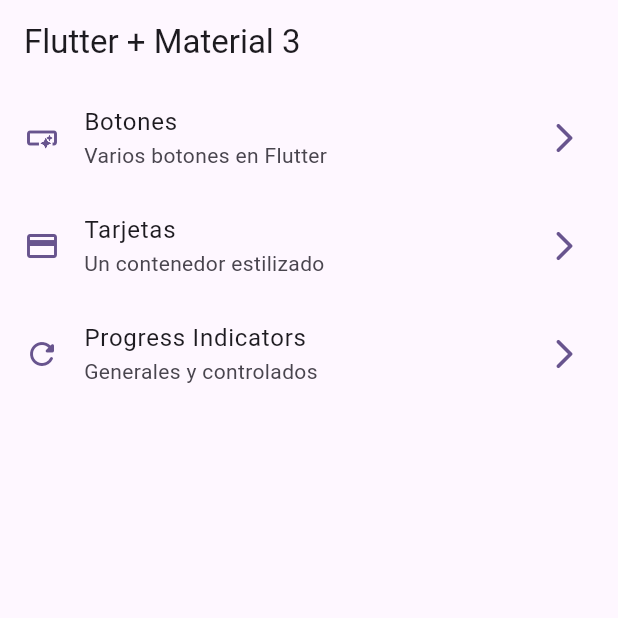
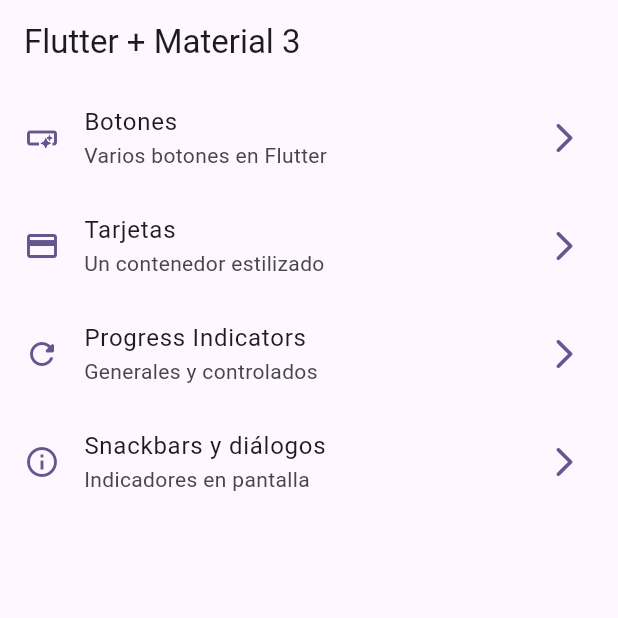
Before and after one commit to Mikaruz/flutter-course, a Flutter app: the screen it shows after launch, on a phone screen of 412 x 824 dp, the top half of it. Run offline on Flutter 3.47's test engine with Material 2 defaults, Android fonts, the phone set to English and light mode, and no system bars; our stand-ins replace go_router.

Commit message:
Snackbars creados

```diff
--- a/lib/config/menu/menu_items.dart
+++ b/lib/config/menu/menu_items.dart
@@ -29,4 +29,9 @@ const appMenuItems = <MenuItem>[
       subTitle: 'Generales y controlados',
       link: '/progress',
       icon: Icons.refresh_rounded),
+  MenuItem(
+      title: 'Snackbars y diálogos',
+      subTitle: 'Indicadores en pantalla',
+      link: '/snackbars',
+      icon: Icons.info_outline),
 ];
--- a/lib/config/router/app_router.dart
+++ b/lib/config/router/app_router.dart
@@ -6,5 +6,7 @@ final appRouter = GoRouter(routes: [
   GoRoute(path: '/buttons', builder: (context, state) => const ButtonsScreen()),
   GoRoute(path: '/cards', builder: (context, state) => const CardsScreen()),
   GoRoute(
-      path: '/progress', builder: (context, state) => const ProgressScreen())
+      path: '/progress', builder: (context, state) => const ProgressScreen()),
+  GoRoute(
+      path: '/snackbars', builder: (context, state) => const SnackbarScreen()),
 ]);
--- a/lib/main.dart
+++ b/lib/main.dart
@@ -12,6 +12,7 @@ class MainApp extends StatelessWidget {
   @override
   Widget build(BuildContext context) {
     return MaterialApp.router(
+      title: 'Flutter Widgets',
       routerConfig: appRouter,
       debugShowCheckedModeBanner: false,
       theme: AppTheme(selectedColor: 5).getTheme(),
```
Also changed, not shown: lib/presentation/screens/snackbar/snackbar_screen.dart (+50 -1 lines).
